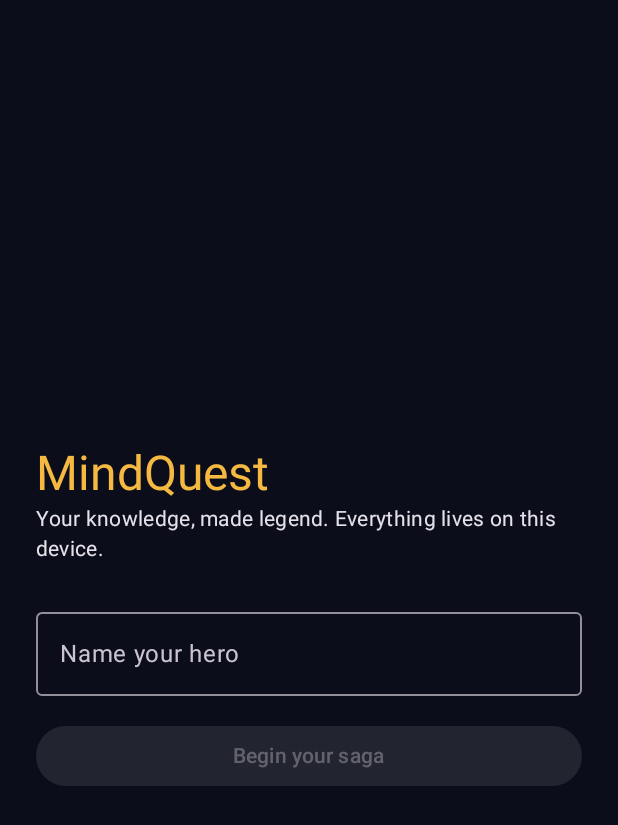
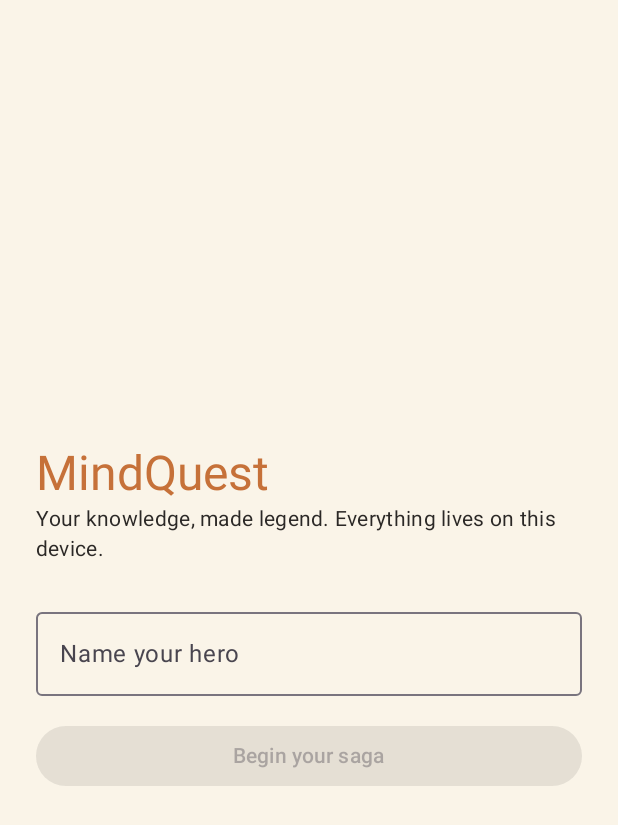
Before and after one commit to yash0304/rag-chatbot-groq, an Android app built with Jetpack Compose: the screen it shows after launch (MainActivity), on a phone screen of 412 x 824 dp. Shown: the top 825 px of the screen. Run offline under Robolectric (Android 15) with nearby library versions, the phone set to English and light mode, and no system bars; our stand-ins replace Room's generated code.

Commit message:
Retheme app to marginalia-console warm palette + console launcher icon
Reskin from the dark rune theme to the 3D model's warm analog palette:
- Theme.kt: Abyss=paper, Realm=cream, Rune=terracotta, Parchment=ink
  (kept variable names so every screen re-skins automatically)
- MainActivity: lightColorScheme (paper bg, cream surfaces, terracotta accent)
- Launcher icon: stylized console (cream shell, dark screen, terracotta belt,
  brass keys) on ink background, in the model's colours

Co-Authored-By: Claude Opus 4.8 <noreply@anthropic.com>
Claude-Session: https://claude.ai/code/session_01UKf4vrbCMsebAGEHU6bUrM

```diff
--- a/android/app/src/main/java/com/mindquest/app/MainActivity.kt
+++ b/android/app/src/main/java/com/mindquest/app/MainActivity.kt
@@ -23,7 +23,15 @@ class MainActivity : ComponentActivity() {
         super.onCreate(savedInstanceState)
         setContent {
             MaterialTheme(
-                colorScheme = darkColorScheme(primary = Rune, background = Abyss, surface = Realm),
+                colorScheme = lightColorScheme(
+                    primary = Rune,
+                    onPrimary = Abyss,
+                    secondary = Brass,
+                    background = Abyss,
+                    onBackground = Parchment,
+                    surface = Realm,
+                    onSurface = Parchment,
+                ),
             ) {
                 MindQuestApp()
             }
--- a/android/app/src/main/java/com/mindquest/app/ui/Theme.kt
+++ b/android/app/src/main/java/com/mindquest/app/ui/Theme.kt
@@ -2,8 +2,13 @@ package com.mindquest.app.ui
 
 import androidx.compose.ui.graphics.Color
 
-// Original "cartography & runes" palette, shared with the web app.
-val Rune = Color(0xFFF5B942)
-val Abyss = Color(0xFF0B0E1A)
-val Realm = Color(0xFF141A2E)
-val Parchment = Color(0xFFE8DCC3)
+// Marginalia-console warm palette (from the 3D model's materials).
+// Variable names are kept from the old dark theme so every screen re-skins automatically:
+//  - Abyss = app background, Realm = card surface, Rune = accent, Parchment = primary text.
+val Rune = Color(0xFFC67139) // terracotta / brass accent (was gold)
+val Abyss = Color(0xFFFAF4E8) // paper — app background (was near-black)
+val Realm = Color(0xFFEFE3CB) // cream shell — card surface (was dark)
+val Parchment = Color(0xFF2B2826) // ink charcoal — primary text (was light)
+
+val Brass = Color(0xFFB1651B)
+val Sage = Color(0xFF7A8A5E)
--- a/android/app/src/main/res/drawable/ic_launcher_bg.xml
+++ b/android/app/src/main/res/drawable/ic_launcher_bg.xml
@@ -1,9 +1,9 @@
 <?xml version="1.0" encoding="utf-8"?>
-<!-- Solid realm-dark background (from the first icon design). -->
+<!-- Ink-charcoal background so the cream console pops (marginalia-console palette). -->
 <vector xmlns:android="http://schemas.android.com/apk/res/android"
     android:width="108dp"
     android:height="108dp"
     android:viewportWidth="108"
     android:viewportHeight="108">
-    <path android:pathData="M0,0 h108 v108 h-108 z" android:fillColor="#141A2E" />
+    <path android:pathData="M0,0 h108 v108 h-108 z" android:fillColor="#2B2826" />
 </vector>
```
Also changed, not shown: android/app/src/main/res/drawable/ic_launcher_foreground.xml (+22 -32 lines).
